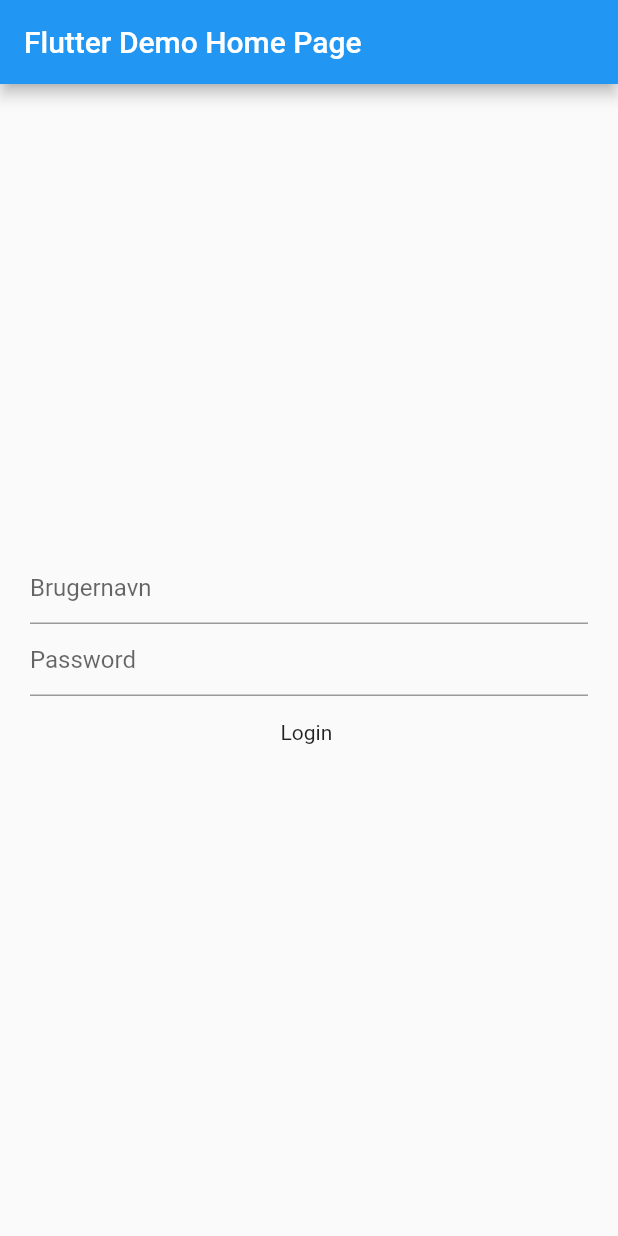
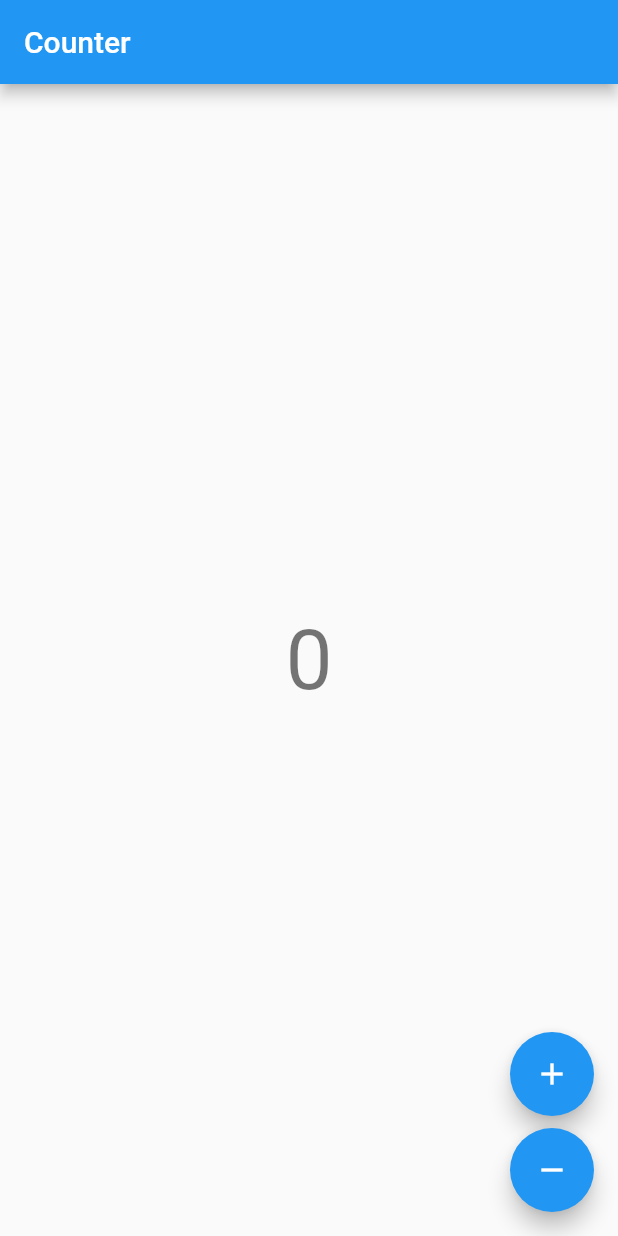
Before and after one commit to devwithhans/Flutter-BLoC-example, a Flutter app: the screen it shows after launch, on a phone screen of 412 x 824 dp. Run offline on Flutter 3.47's test engine with Material 2 defaults, Android fonts, the phone set to English and light mode, and no system bars; our stand-ins replace bloc, flutter_bloc.

Commit message:
BLoC Counter works

```diff
--- /dev/null
+++ b/lib/app.dart
@@ -0,0 +1,12 @@
+import 'package:flutter/material.dart';
+import 'package:flutter_bloc_tutorial/counter/view/counter_page.dart';
+
+// This wraps the UI of the app.
+
+class CounterApp extends MaterialApp {
+  const CounterApp({Key? key})
+      : super(
+          key: key,
+          home: const CounterPage(),
+        );
+}
--- a/lib/bloc/form_submission_status.dart
+++ /dev/null
@@ -1,17 +0,0 @@
-abstract class FormSubmissionStatus {
-  const FormSubmissionStatus();
-}
-
-class InitialFormStatus extends FormSubmissionStatus {
-  const InitialFormStatus();
-}
-
-class FormSubmitting extends FormSubmissionStatus {}
-
-class SubmissionSucces extends FormSubmissionStatus {}
-
-class SubmissionFailed extends FormSubmissionStatus {
-  final Exception exception;
-
-  SubmissionFailed(this.exception);
-}
--- a/lib/bloc/login_bloc.dart
+++ /dev/null
@@ -1,36 +0,0 @@
-import 'dart:async';
-
-import 'package:bloc/bloc.dart';
-import 'package:flutter_bloc_tutorial/bloc/form_submission_status.dart';
-import 'package:flutter_bloc_tutorial/bloc/login_simulator.dart';
-import 'package:meta/meta.dart';
-
-part 'login_event.dart';
-part 'login_state.dart';
-
-class LoginBloc extends Bloc<LoginEvent, LoginState> {
-  final AuthRepository authRepo;
-
-  LoginBloc({required this.authRepo}) : super(LoginState());
-
-  @override
-  Stream<LoginState> mapEventToState(
-    LoginEvent event,
-  ) async* {
-    if (event is LoginUsernameChanged) {
-      yield state.copyWith(username: event.username);
-    } else if (event is LoginPasswordChanged) {
-      yield state.copyWith(password: event.password);
-    } else if (event is LoginSubmit) {
-      yield state.copyWith(formStatus: FormSubmitting());
-
-      try {
-        await authRepo.login();
-        yield state.copyWith(formStatus: SubmissionSucces());
-      } catch (e) {
-        await authRepo.login();
-        yield state.copyWith(formStatus: SubmissionFailed(Exception(e)));
-      }
-    }
-  }
-}
--- a/lib/bloc/login_event.dart
+++ /dev/null
@@ -1,18 +0,0 @@
-part of 'login_bloc.dart';
-
-@immutable
-abstract class LoginEvent {}
-
-class LoginUsernameChanged extends LoginEvent {
-  final String username;
-
-  LoginUsernameChanged({this.username = ''});
-}
-
-class LoginPasswordChanged extends LoginEvent {
-  final String password;
-
-  LoginPasswordChanged({this.password = ''});
-}
-
-class LoginSubmit extends LoginEvent {}
--- a/lib/bloc/login_simulator.dart
+++ /dev/null
@@ -1,7 +0,0 @@
-class AuthRepository {
-  Future<void> login() async {
-    print('Loggin in please wait⏱');
-    await Future.delayed(Duration(seconds: 2));
-    print('SUCCES You are logged in🥳');
-  }
-}
--- a/lib/bloc/login_state.dart
+++ /dev/null
@@ -1,24 +0,0 @@
-part of 'login_bloc.dart';
-
-class LoginState {
-  final String username;
-  final String password;
-  final FormSubmissionStatus formStatus;
-
-  LoginState(
-      {this.password = '',
-      this.username = '',
-      this.formStatus = const InitialFormStatus()});
-
-  LoginState copyWith({
-    String? username,
-    String? password,
-    FormSubmissionStatus? formStatus,
-  }) {
-    return LoginState(
-      username: username ?? this.username,
-      password: password ?? this.password,
-      formStatus: formStatus ?? this.formStatus,
-    );
-  }
-}
--- /dev/null
+++ b/lib/counter/counter_observer.dart
@@ -0,0 +1,11 @@
+import 'package:bloc/bloc.dart';
+
+// This listens to the changes by the BLOC, and respond with a console print
+
+class CounterObserver extends BlocObserver {
+  @override
+  void onChange(BlocBase bloc, Change change) {
+    super.onChange(bloc, change);
+    print('${bloc.runtimeType} $change');
+  }
+}
--- /dev/null
+++ b/lib/counter/cubit/counter_cubit.dart
@@ -0,0 +1,10 @@
+import 'dart:developer';
+
+import 'package:bloc/bloc.dart';
+
+class CounterCubit extends Cubit<int> {
+  CounterCubit() : super(0);
+
+  void increment() => emit(state + 1);
+  void decrement() => emit(state - 1);
+}
--- /dev/null
+++ b/lib/counter/view/counter_page.dart
@@ -0,0 +1,20 @@
+import 'package:flutter/material.dart';
+import 'package:flutter_bloc/flutter_bloc.dart';
+import 'package:flutter_bloc_tutorial/counter/cubit/counter_cubit.dart';
+import 'package:flutter_bloc_tutorial/counter/view/counter_view.dart';
+
+// This widget wraps the counter functions. And supply the underlaying widgets
+// with the Cubit, with the BlocProvider widget. This let us acces the BloC or
+// Cubit further down the widget tree
+
+class CounterPage extends StatelessWidget {
+  const CounterPage({Key? key}) : super(key: key);
+
+  @override
+  Widget build(BuildContext context) {
+    return BlocProvider(
+      create: (_) => CounterCubit(),
+      child: CounterView(),
+    );
+  }
+}
--- /dev/null
+++ b/lib/counter/view/counter_view.dart
@@ -0,0 +1,45 @@
+import 'package:flutter/material.dart';
+import 'package:flutter_bloc/flutter_bloc.dart';
+import 'package:flutter_bloc_tutorial/counter/cubit/counter_cubit.dart';
+
+/// This is the main view, where we render all the UI widgets that is displayed
+/// on the screen. There is no businesslogic in this file as we are using BLoC architecture.
+/// To acces the Cubit we simply read it from the context, as we provided it in the top of the tree.
+/// context.read<CounterCubit>() is equivilant to reaching the CounterCubit class
+
+class CounterView extends StatelessWidget {
+  @override
+  Widget build(BuildContext context) {
+    final textTheme = Theme.of(context).textTheme;
+    return Scaffold(
+      appBar: AppBar(title: const Text('Counter')),
+      body: Center(
+        // We use BlocBuilder to listen to the state. Remember to use it as locally as posible, to minimize
+        // the rebuildsize. For speed and performance
+        child: BlocBuilder<CounterCubit, int>(
+          builder: (context, state) {
+            return Text('$state', style: textTheme.headline2);
+          },
+        ),
+      ),
+      floatingActionButton: Column(
+        mainAxisAlignment: MainAxisAlignment.end,
+        crossAxisAlignment: CrossAxisAlignment.end,
+        children: <Widget>[
+          FloatingActionButton(
+            key: const Key('counterView_increment_floatingActionButton'),
+            child: const Icon(Icons.add),
+            onPressed: () => context.read<CounterCubit>().increment(),
+          ),
+          const SizedBox(height: 8),
+          FloatingActionButton(
+            key: const Key('counterView_decrement_floatingActionButton'),
+            child: const Icon(Icons.remove),
+            // By running this function we add a event to the stream behind the screne:
+            onPressed: () => context.read<CounterCubit>().decrement(),
+          ),
+        ],
+      ),
+    );
+  }
+}
--- a/lib/main.dart
+++ b/lib/main.dart
@@ -1,95 +1,15 @@
-import 'package:flutter/material.dart';
-import 'package:flutter_bloc/flutter_bloc.dart';
-import 'package:flutter_bloc_tutorial/bloc/form_submission_status.dart';
-import 'package:flutter_bloc_tutorial/bloc/login_bloc.dart';
-import 'package:flutter_bloc_tutorial/bloc/login_simulator.dart';
+import 'package:bloc/bloc.dart';
+import 'package:flutter/widgets.dart';
+
+import 'app.dart';
+import 'counter/counter_observer.dart';
+
+// Following is the root of the app. Here we are attaching an observer to the rest of the widgets.
+// This lets us log changes by the bloc
 
 void main() {
-  runApp(const MyApp());
+  BlocOverrides.runZoned(
+    () => runApp(const CounterApp()),
+    blocObserver: CounterObserver(),
+  );
 }
-
-class MyApp extends StatelessWidget {
-  const MyApp({Key? key}) : super(key: key);
-
-  @override
-  Widget build(BuildContext context) {
-    return MaterialApp(
-      title: 'Flutter Demo',
-      theme: ThemeData(
-        primarySwatch: Colors.blue,
-      ),
-      home: RepositoryProvider(
-          create: (context) => AuthRepository(),
-          child: const MyHomePage(title: 'Flutter Demo Home Page')),
-    );
-  }
-}
-
-class MyHomePage extends StatefulWidget {
-  const MyHomePage({Key? key, required this.title}) : super(key: key);
-
-  final String title;
-
-  @override
-  State<MyHomePage> createState() => _MyHomePageState();
-}
-
-class _MyHomePageState extends State<MyHomePage> {
-  @override
-  Widget build(BuildContext context) {
-    return Scaffold(
-        appBar: AppBar(
-          title: Text(widget.title),
-        ),
-        body: BlocProvider(
-            create: (context) => LoginBloc(
-                  authRepo: context.read<AuthRepository>(),
-                ),
-            child: _loginForm()));
-  }
-
-  Widget _loginForm() {
-    return Padding(
-      padding: const EdgeInsets.all(20.0),
-      child: Column(
-        mainAxisAlignment: MainAxisAlignment.center,
-        children: [
-          _usernameField(),
-          _passwordField(),
-          _submitFormField(),
-        ],
-      ),
-    );
-  }
-
-  Widget _usernameField() {
-    return TextFormField(
-      decoration: InputDecoration(
-        hintText: 'Brugernavn',
-      ),
-    );
-  }
-
-  Widget _passwordField() {
-    return TextFormField(
-      decoration: InputDecoration(
-        hintText: 'Password',
-      ),
-    );
-  }
-
-  Widget _submitFormField() {
-    return BlocBuilder<LoginBloc, LoginState>(
-      builder: (context, state) {
-        return state.formStatus is FormSubmitting
-            ? CircularProgressIndicator()
-            : RawMaterialButton(
-                onPressed: () {
-                  context.read<LoginBloc>().add(LoginSubmit());
-                },
-                child: Text('Login '),
-              );
-      },
-    );
-  }
-}
--- a/pubspec.yaml
+++ b/pubspec.yaml
@@ -29,6 +29,7 @@ environment:
 dependencies:
   flutter:
     sdk: flutter
+  bloc: ^8.0.2
   flutter_bloc: ^8.0.1
 
 
```
Also changed, not shown: pubspec.lock.
